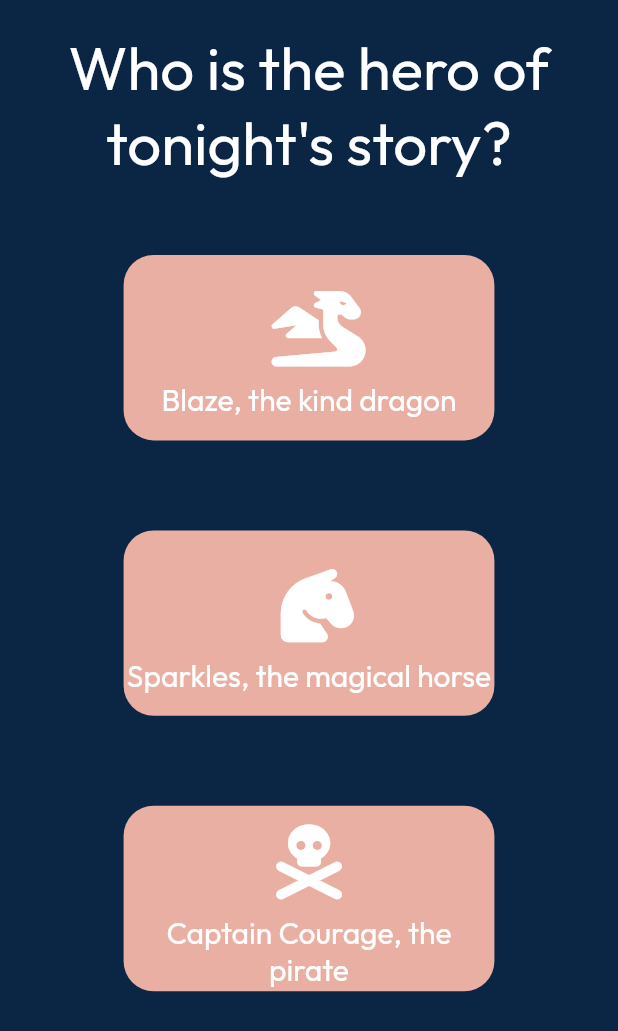
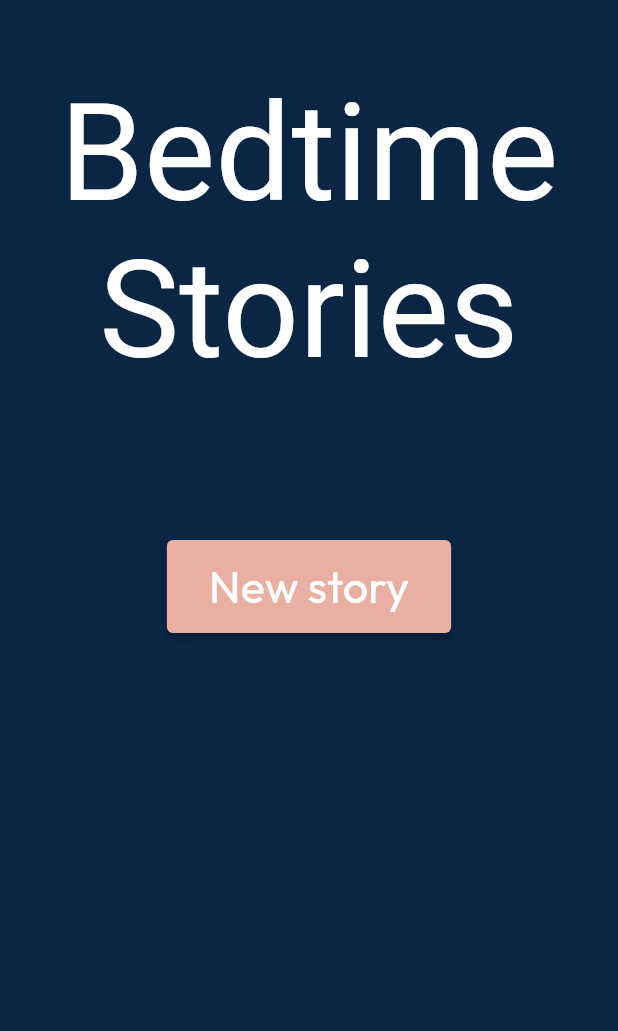
Before and after one commit to AceZz/bedtime-writer, a Flutter app: the screen it shows after launch, on a phone screen of 412 x 824 dp. Shown: the top 1031 px of the screen. Run offline on Flutter 3.47's test engine with Material 2 defaults, Android fonts, the phone set to English and light mode, and no system bars; our stand-ins replace flutter_riverpod, font_awesome_flutter, go_router, google_fonts, lottie, page_transition and 1 more; missing offline and left inert: json_path; Roboto replaces fonts that are missing (Handlee).

Commit message:
Add home screen

```diff
--- /dev/null
+++ b/lib/home_screen/index.dart
@@ -0,0 +1 @@
+export 'screens/home_screen.dart' show HomeScreen;
--- /dev/null
+++ b/lib/home_screen/screens/home_screen.dart
@@ -0,0 +1,56 @@
+import 'package:bedtime_writer/story/states/state.dart';
+import 'package:flutter/material.dart';
+import 'package:flutter_riverpod/flutter_riverpod.dart';
+import 'package:go_router/go_router.dart';
+
+class HomeScreen extends ConsumerWidget {
+  const HomeScreen({Key? key}) : super(key: key);
+
+  @override
+  Widget build(BuildContext context, WidgetRef ref) {
+    Widget titleWidget = Padding(
+      padding: const EdgeInsets.symmetric(vertical: 50.0),
+      child: Text(
+        'Bedtime Stories',
+        textAlign: TextAlign.center,
+        style: Theme.of(context).primaryTextTheme.headlineLarge,
+      ),
+    );
+
+    Widget newStoryButton = ElevatedButton(
+      onPressed: () {
+        ref.read(storyStateProvider.notifier).reset();
+        context.push('/create_story');
+      },
+      child: Padding(
+        padding: const EdgeInsets.all(12.0),
+        child: Text(
+          'New story',
+          style: Theme.of(context).primaryTextTheme.headlineSmall,
+        ),
+      ),
+    );
+
+    Widget menuWidget = Padding(
+      padding: const EdgeInsets.only(top: 50.0),
+      child: Column(
+        children: [newStoryButton],
+      ),
+    );
+
+    return Scaffold(
+        backgroundColor: Theme.of(context).colorScheme.background,
+        body: SafeArea(
+          child: Container(
+            width: MediaQuery.of(context).size.width,
+            child: Column(
+              mainAxisAlignment: MainAxisAlignment.start,
+              children: [
+                titleWidget,
+                menuWidget,
+              ],
+            ),
+          ),
+        ));
+  }
+}
--- a/lib/router.dart
+++ b/lib/router.dart
@@ -1,12 +1,18 @@
 import 'package:go_router/go_router.dart';
 
+import 'home_screen/index.dart';
 import 'story/index.dart';
 
 final GoRouter router = GoRouter(
   routes: [
     GoRoute(
+      name: 'home',
+      path: '/',
+      builder: (context, state) => HomeScreen(),
+    ),
+    GoRoute(
       name: 'create_story',
-      path: '/',
+      path: '/create_story',
       builder: (context, state) => CreateStoryScreen(),
     ),
   ],
--- a/lib/story/states/state.dart
+++ b/lib/story/states/state.dart
@@ -123,6 +123,16 @@ class StoryStateNotifier extends StateNotifier<StoryState> {
   StoryStateNotifier()
       : super(StoryState(
           storyParams: StoryParams(),
+          questions: [],
+          numRandom: 0,
+          story: null,
+          storyImage: null,
+        ));
+
+  /// Reset the StoryState.
+  void reset() {
+    state = StoryState(
+      storyParams: StoryParams(),
       questions: [
         characterQuestion,
         placeQuestion,
@@ -136,7 +146,8 @@ class StoryStateNotifier extends StateNotifier<StoryState> {
       numRandom: 4,
       story: null,
       storyImage: null,
-        ));
+    );
+  }
 
   /// Updates the story, as done by [StoryState.update].
   void updateStoryParams([Choice? choice]) {
--- a/lib/theme.dart
+++ b/lib/theme.dart
@@ -18,6 +18,12 @@ var theme = ThemeData(
     onError: Colors.white,
   ),
   primaryTextTheme: TextTheme(
+    // Application name on the home screen
+    headlineLarge: GoogleFonts.handlee(
+      color: onPrimary,
+      fontWeight: FontWeight.w400,
+      fontSize: 90,
+    ),
     // Page title (question, story title, etc.)
     headlineMedium: GoogleFonts.outfit(
       color: onPrimary,
```
Lines whose indentation alone changed are shown as unchanged.
